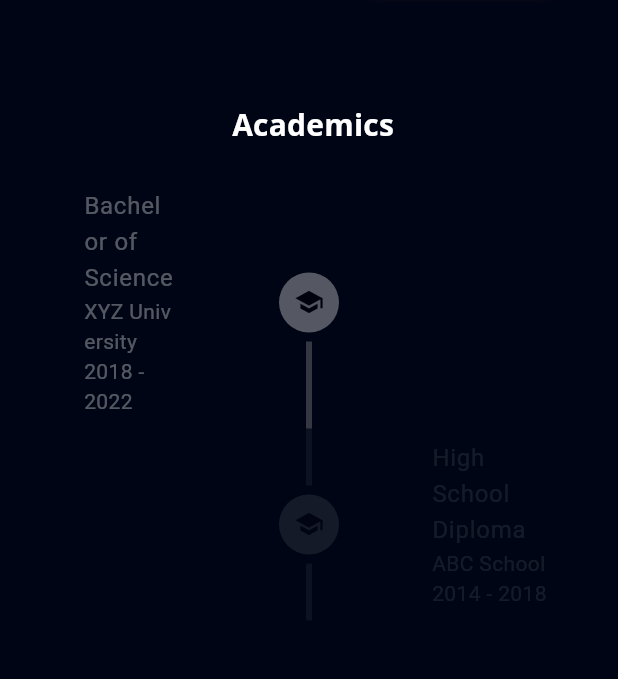
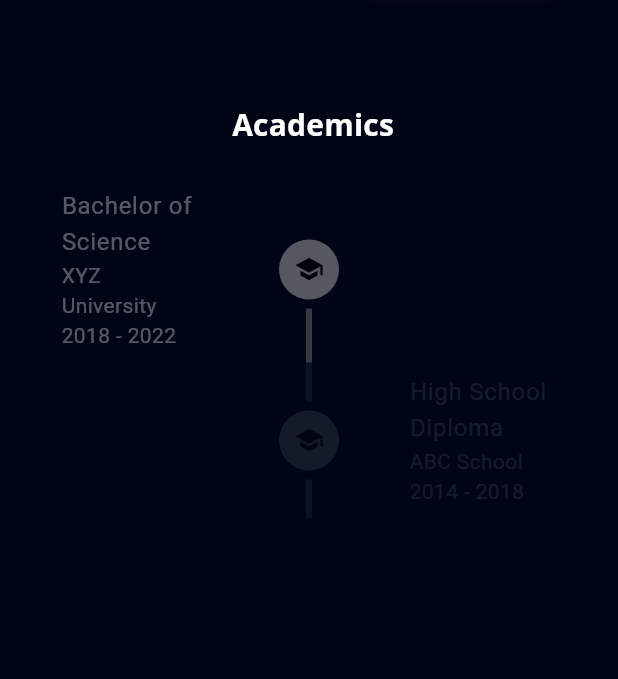
Before and after one commit to Naincy04/My-Portfolio-App, a Flutter app: the screen it shows after launch, scrolled down 1152 dp, on a phone screen of 412 x 824 dp, the part 116-795 px from its top. Run offline on Flutter 3.47's test engine with Material 3 defaults, Android fonts, the phone set to English and light mode, and no system bars; our stand-ins replace flutter_svg, font_awesome_flutter, get, google_fonts, photo_view, timeline_tile.

Commit message:
Academics page

```diff
--- a/lib/academics/animated_timeline_item.dart
+++ b/lib/academics/animated_timeline_item.dart
@@ -65,8 +65,8 @@ class _AnimatedTimelineItemState extends State<AnimatedTimelineItem>
                     child: TimelineItem(academicDetail: widget.academicDetail),
                   )
                 : Padding(
-                    padding:
-                        const EdgeInsets.symmetric(horizontal: defaultPadding),
+                    padding: const EdgeInsets.symmetric(
+                        horizontal: defaultPadding / 4),
                     child: TimelineItem(academicDetail: widget.academicDetail),
                   )
             : null,
@@ -74,7 +74,7 @@ class _AnimatedTimelineItemState extends State<AnimatedTimelineItem>
             ? Responsive.isDesktop(context)
                 ? TimelineItem(academicDetail: widget.academicDetail)
                 : Padding(
-                    padding: const EdgeInsets.only(left: defaultPadding),
+                    padding: const EdgeInsets.only(left: defaultPadding / 4),
                     child: TimelineItem(academicDetail: widget.academicDetail),
                   )
             : null,
```
Also changed, not shown: 3 other files.
